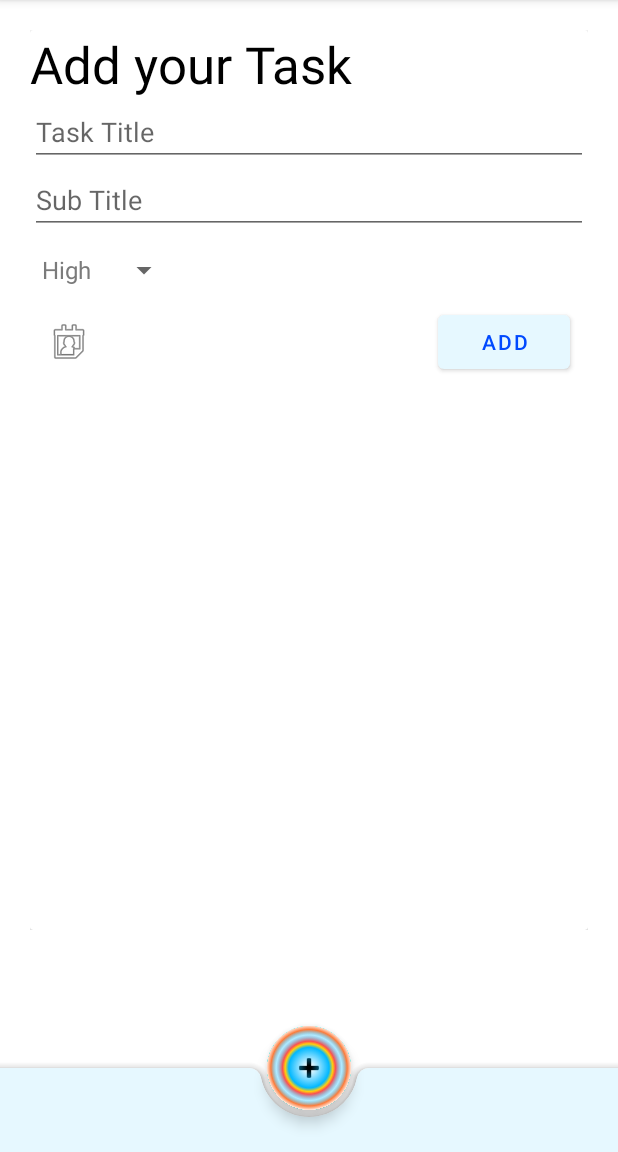
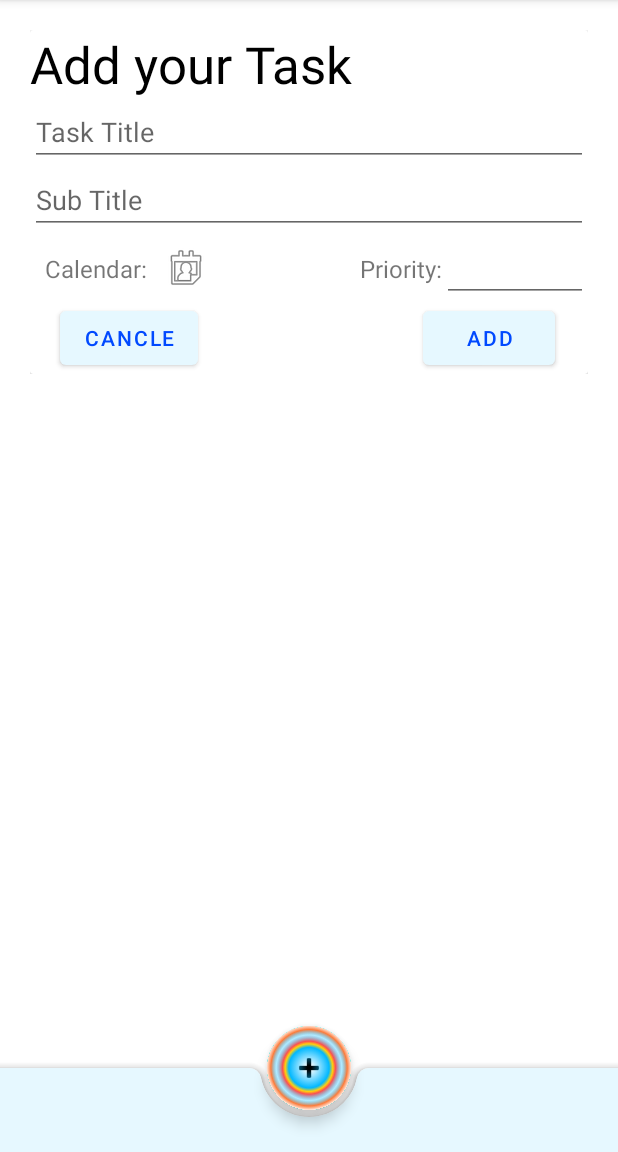
Before and after one commit to iBelal995/Belal-s-Project, an Android app: the TodlAddFragment screen opened through its navigation route, on a phone screen of 412 x 824 dp, the part 84-1236 px from its top. Run offline under Robolectric (Android 15) with nearby library versions, the phone set to English and light mode, and no system bars; our stand-ins replace Room's generated code, navigation-ui.

Commit message:
"update3 "

```diff
--- a/todlProjectV1/app/src/main/java/com/example/todlprojectv1/database/TodlModelSubList.kt
+++ /dev/null
@@ -1,4 +0,0 @@
-package com.example.todlprojectv1.database
-
-class TodlModelSubList {
-}
--- /dev/null
+++ b/todlProjectV1/app/src/main/java/com/example/todlprojectv1/noyet/TodlModelSubList.kt
@@ -0,0 +1,4 @@
+package com.example.todlprojectv1.noyet
+
+class TodlModelSubList {
+}
--- a/todlProjectV1/app/src/main/java/com/example/todlprojectv1/repository/TodlRepository.kt
+++ b/todlProjectV1/app/src/main/java/com/example/todlprojectv1/repository/TodlRepository.kt
@@ -1,4 +1,44 @@
 package com.example.todlprojectv1.repository
 
-class TodlRepository {
+import android.content.Context
+import androidx.room.Room
+import com.example.todlprojectv1.database.TodlDatabase
+import com.example.todlprojectv1.database.TodlModelList
+import java.lang.Exception
+
+private const val DATABASE_NAME = "todl_database"
+class TodlRepository(context:Context) {
+    private val database: TodlDatabase =
+        Room.databaseBuilder(
+            context,
+            TodlDatabase::class.java,
+            DATABASE_NAME
+        ).fallbackToDestructiveMigration().build()
+    private val todlDao = database.todlDao()
+
+    // In turn, you can use the methods from the DAO instance to interact with the database:
+    fun getList() = todlDao.getList()
+
+    suspend fun addList(todlModelList:TodlModelList) = todlDao.addList(todlModelList)
+    suspend fun updateList(todlModelList: TodlModelList) = todlDao.updateList(todlModelList)
+    suspend fun deleteList(todlModelList: TodlModelList) = todlDao.deleteList(todlModelList)
+
+
+    /***
+     * this companion object for restricts the instantiation of a class to one "single" instance.
+     * This is useful when exactly one object is needed to coordinate actions across the system.
+     * */
+
+    companion object {
+        private var instance: TodlRepository? = null
+
+        fun init(context: Context) {
+            if (instance == null)
+                instance = TodlRepository(context)
+        }
+
+        fun get(): TodlRepository {
+            return instance ?: throw Exception("Todl Repository must be initialized")
+        }
+    }
 }
--- a/todlProjectV1/app/src/main/java/com/example/todlprojectv1/view/MainActivity.kt
+++ b/todlProjectV1/app/src/main/java/com/example/todlprojectv1/view/MainActivity.kt
@@ -3,23 +3,41 @@ package com.example.todlprojectv1.view
 import android.media.MediaPlayer
 import android.os.Bundle
 import android.view.View
+import android.widget.Button
 import android.widget.Toast
 import androidx.appcompat.app.AppCompatActivity
-import androidx.navigation.findNavController
+import androidx.fragment.app.Fragment
+import androidx.fragment.app.FragmentTransaction
+import androidx.navigation.NavController
+import androidx.navigation.fragment.NavHostFragment
+import androidx.navigation.ui.setupActionBarWithNavController
 import com.example.todlprojectv1.R
+import com.example.todlprojectv1.repository.TodlRepository
+import com.google.android.material.floatingactionbutton.FloatingActionButton
 
 class MainActivity : AppCompatActivity() {
+    private lateinit var navController: NavController
+
     override fun onCreate(savedInstanceState: Bundle?) {
         super.onCreate(savedInstanceState)
         setContentView(R.layout.activity_main)
-
-
-        val clickSound =
-            MediaPlayer.create(this, R.raw.clicksound)//This to create a media player sound
-        val fab: View = findViewById(R.id.floating)
+        val clickSound = MediaPlayer.create(this, R.raw.clicksound)//This to create a media player sound
+        val fab: FloatingActionButton = findViewById(R.id.floating)
         fab.setOnClickListener {
             clickSound.start()// To start the sound on clicking
-        }
+            val addFragment = TodlAddFragment()
+            var fragment: Fragment? = supportFragmentManager.findFragmentByTag(
+                TodlAddFragment::class.java.simpleName)
+            if (fragment !is TodlAddFragment){
+                supportFragmentManager.beginTransaction()
+                    .add(R.id.fragmentContainerView,addFragment,TodlAddFragment::class.java.simpleName).commit()
+            }
+
         }
 
+            TodlRepository.init(this)
     }
+    override fun onSupportNavigateUp(): Boolean {
+        return navController.navigateUp() || super.onSupportNavigateUp()
+    }
+}
--- a/todlProjectV1/app/src/main/java/com/example/todlprojectv1/view/TodlAddFragment.kt
+++ b/todlProjectV1/app/src/main/java/com/example/todlprojectv1/view/TodlAddFragment.kt
@@ -1,16 +1,20 @@
 package com.example.todlprojectv1.view
 
 import android.os.Bundle
-import androidx.fragment.app.Fragment
 import android.view.LayoutInflater
 import android.view.View
 import android.view.ViewGroup
+import android.widget.Button
+import android.widget.EditText
+import androidx.cardview.widget.CardView
+import androidx.core.content.ContextCompat
+import androidx.fragment.app.activityViewModels
 import com.example.todlprojectv1.R
 import com.google.android.material.bottomsheet.BottomSheetDialogFragment
 
 
 class TodlAddFragment : BottomSheetDialogFragment() {
-
+    private val todlViewModel: TodlViewModel by activityViewModels()
     override fun onCreateView(
         inflater: LayoutInflater, container: ViewGroup?,
         savedInstanceState: Bundle?
@@ -19,5 +23,24 @@ class TodlAddFragment : BottomSheetDialogFragment() {
         return inflater.inflate(R.layout.fragment_todl_add, container, false)
     }
 
+    override fun onViewCreated(view: View, savedInstanceState: Bundle?) {
+        super.onViewCreated(view, savedInstanceState)
+        val taskTitle: EditText = view.findViewById(R.id.Tasktitle_edittext_add)
+        val subTaskTitle: EditText = view.findViewById(R.id.Subtitle_edittext_add)
+        val priority: EditText = view.findViewById(R.id.prio_edittext)
+        val addButton: Button = view.findViewById(R.id.Add_button_addlist)
+        val cancleButton: Button = view.findViewById(R.id.Cancle_button_addlist)
+        addButton.setOnClickListener {
+            val task = taskTitle.text
+            val subtask = subTaskTitle.text
+            val prio = priority.text
+            if (task.isNotEmpty() && prio.isNotEmpty()) {
+                todlViewModel.addList(task.toString(), subtask.toString(), prio.toString())
+            }
+            cancleButton.setOnClickListener {
+            }
 
+        }
+
+    }
 }
--- a/todlProjectV1/app/src/main/java/com/example/todlprojectv1/view/TodlListFragment.kt
+++ b/todlProjectV1/app/src/main/java/com/example/todlprojectv1/view/TodlListFragment.kt
@@ -1,16 +1,19 @@
 package com.example.todlprojectv1.view
 
-import android.media.MediaPlayer
 import android.os.Bundle
-import androidx.fragment.app.Fragment
 import android.view.LayoutInflater
 import android.view.View
 import android.view.ViewGroup
-import android.widget.Toast
+import androidx.fragment.app.Fragment
+import androidx.fragment.app.activityViewModels
+import androidx.lifecycle.Observer
+import androidx.recyclerview.widget.RecyclerView
 import com.example.todlprojectv1.R
+import com.example.todlprojectv1.database.TodlModelList
 
 class TodlListFragment : Fragment() {
-
+    private val todelList = mutableListOf<TodlModelList>()
+    private val todlViewModel: TodlViewModel by activityViewModels()
 
     override fun onCreateView(
         inflater: LayoutInflater, container: ViewGroup?,
@@ -23,6 +26,18 @@ class TodlListFragment : Fragment() {
     override fun onViewCreated(view: View, savedInstanceState: Bundle?) {
         super.onViewCreated(view, savedInstanceState)
 
+        val todelRecycleView: RecyclerView = view.findViewById(R.id.recycle_View)
+        val todlAdapter = TodlAdapter(todelList,todlViewModel)
+
+        todelRecycleView.adapter = todlAdapter
+
+        todlViewModel.todlList.observe(viewLifecycleOwner, Observer {
+            it?.let { list ->
+                todelList.clear()
+                todelList.addAll(list)
+                todlAdapter.notifyDataSetChanged()
+            }
+        })
     }
 
 }
--- a/todlProjectV1/app/src/main/java/com/example/todlprojectv1/view/TodlViewModel.kt
+++ b/todlProjectV1/app/src/main/java/com/example/todlprojectv1/view/TodlViewModel.kt
@@ -1,4 +1,39 @@
 package com.example.todlprojectv1.view
 
-class TodlViewModel {
+import androidx.lifecycle.MutableLiveData
+import androidx.lifecycle.ViewModel
+import com.example.todlprojectv1.database.TodlModelList
+import com.example.todlprojectv1.repository.TodlRepository
+import androidx.lifecycle.viewModelScope
+import kotlinx.coroutines.launch
+
+class TodlViewModel:ViewModel() {
+    // Getting instance from inventory repository with companion object function
+    private val todlRepository = TodlRepository.get()
+
+    var todlList = todlRepository.getList()
+
+
+    var list: TodlModelList? = null
+    var selectedListMutableLiveData = MutableLiveData<TodlModelList>()
+
+
+    fun addList(taskTitle: String, subTaskTitle: String, prio: String){
+            viewModelScope.launch {
+                todlRepository.addList(TodlModelList(taskTitle,subTaskTitle,prio))
+
 }
+        fun updateList(todlModelList: TodlModelList) {
+            viewModelScope.launch {
+                todlRepository.updateList(todlModelList)
+            }
+        }
+
+        fun deleteList(todlModelList: TodlModelList){
+            viewModelScope.launch {
+                todlRepository.deleteList(todlModelList)
+            }
+        }
+    }
+
+    }
--- a/todlProjectV1/app/src/main/res/layout/activity_splash_screen.xml
+++ b/todlProjectV1/app/src/main/res/layout/activity_splash_screen.xml
@@ -8,7 +8,7 @@
     tools:context=".Splash.SplashScreenActivity">
 
     <ImageView
-        android:id="@+id/imageView8"
+        android:id="@+id/logo_splash"
         android:layout_width="wrap_content"
         android:layout_height="wrap_content"
         app:layout_constraintBottom_toBottomOf="parent"
@@ -19,14 +19,14 @@
         app:srcCompat="@drawable/logoicon2" />
 
     <ImageView
-        android:id="@+id/imageView9"
+        android:id="@+id/logo_splash_name"
         android:layout_width="wrap_content"
         android:layout_height="wrap_content"
         app:layout_constraintBottom_toBottomOf="parent"
         app:layout_constraintEnd_toEndOf="parent"
         app:layout_constraintHorizontal_bias="0.504"
         app:layout_constraintStart_toStartOf="parent"
-        app:layout_constraintTop_toBottomOf="@+id/imageView8"
+        app:layout_constraintTop_toBottomOf="@+id/logo_splash"
         app:layout_constraintVertical_bias="0.0"
         app:srcCompat="@drawable/logo3" />
 </androidx.constraintlayout.widget.ConstraintLayout>
--- a/todlProjectV1/app/src/main/res/layout/fragment_todl_add.xml
+++ b/todlProjectV1/app/src/main/res/layout/fragment_todl_add.xml
@@ -10,13 +10,13 @@
 
     <androidx.cardview.widget.CardView
         android:layout_width="0dp"
-        android:layout_height="600dp"
+        android:layout_height="wrap_content"
         app:layout_constraintBottom_toBottomOf="parent"
         app:layout_constraintEnd_toEndOf="parent"
         app:layout_constraintHorizontal_bias="0.0"
         app:layout_constraintStart_toStartOf="parent"
         app:layout_constraintTop_toTopOf="parent"
-        app:layout_constraintVertical_bias="0.0">
+        app:layout_constraintVertical_bias="0.16000003">
 
         <LinearLayout
             android:layout_width="match_parent"
@@ -32,7 +32,7 @@
                 android:textSize="34sp" />
 
             <EditText
-                android:id="@+id/editTextTextPersonName"
+                android:id="@+id/Tasktitle_edittext_add"
                 android:layout_width="match_parent"
                 android:layout_height="wrap_content"
                 android:ems="10"
@@ -41,41 +41,73 @@
                 tools:ignore="TouchTargetSizeCheck" />
 
             <EditText
-                android:id="@+id/editTextTextPersonName2"
+                android:id="@+id/Subtitle_edittext_add"
                 android:layout_width="match_parent"
                 android:layout_height="wrap_content"
                 android:ems="10"
                 android:hint="Sub Title"
-                android:inputType="textPersonName" />
-
-            <Spinner
-                android:id="@+id/spinner"
-                android:layout_width="100dp"
-                android:layout_height="wrap_content"
-                android:dropDownWidth="wrap_content"
-                android:entries="@array/Priority"
-                android:minHeight="48dp"
-                android:spinnerMode="dropdown" />
+                android:inputType="textPersonName"
+                tools:ignore="TouchTargetSizeCheck" />
 
             <LinearLayout
                 android:layout_width="match_parent"
                 android:layout_height="match_parent"
                 android:orientation="horizontal">
 
+                <TextView
+                    android:id="@+id/textView3"
+                    android:layout_width="wrap_content"
+                    android:layout_height="wrap_content"
+                    android:layout_marginLeft="10dp"
+                    android:text="Calendar:"
+                    android:textSize="16sp" />
+
                 <ImageButton
-                    android:id="@+id/imageButton"
+                    android:id="@+id/Calendar_button_add"
                     android:layout_width="wrap_content"
                     android:layout_height="wrap_content"
                     android:layout_gravity="center"
                     android:layout_marginLeft="10dp"
                     android:background="@android:color/transparent"
-                    android:src="@android:drawable/ic_menu_my_calendar" />
+                    android:src="@android:drawable/ic_menu_my_calendar"
+                    tools:ignore="TouchTargetSizeCheck" />
+
+                <TextView
+                    android:id="@+id/textView4"
+                    android:layout_width="wrap_content"
+                    android:layout_height="wrap_content"
+                    android:layout_marginLeft="100dp"
+                    android:text="Priority:"
+                    android:textSize="16sp" />
+
+                <EditText
+                    android:id="@+id/prio_edittext"
+                    android:layout_width="wrap_content"
+                    android:layout_height="wrap_content"
+                    android:layout_weight="1"
+                    android:ems="10"
+                    android:inputType="textPersonName" />
+
+            </LinearLayout>
+
+            <LinearLayout
+                android:layout_width="match_parent"
+                android:layout_height="match_parent"
+                android:orientation="horizontal">
 
                 <Button
-                    android:id="@+id/button"
+                    android:id="@+id/Cancle_button_addlist"
                     android:layout_width="wrap_content"
                     android:layout_height="wrap_content"
-                    android:layout_marginLeft="230dp"
+                    android:layout_marginLeft="20dp"
+                    android:gravity="center"
+                    android:text="Cancle" />
+
+                <Button
+                    android:id="@+id/Add_button_addlist"
+                    android:layout_width="wrap_content"
+                    android:layout_height="wrap_content"
+                    android:layout_marginLeft="150dp"
                     android:gravity="center"
                     android:text="Add" />
             </LinearLayout>
--- a/todlProjectV1/app/src/main/res/navigation/main_graph.xml
+++ b/todlProjectV1/app/src/main/res/navigation/main_graph.xml
@@ -33,7 +33,7 @@
             android:id="@+id/action_todlListFragment2_to_todlAddFragment"
             app:destination="@id/todlAddFragment" />
         <action
-            android:id="@+id/action_todlListFragment2_to_subListFragment"
-            app:destination="@id/subListFragment" />
+            android:id="@+id/action_todlListFragment2_to_detailsFragment"
+            app:destination="@id/detailsFragment" />
     </fragment>
 </navigation>
--- a/todlProjectV1/app/src/main/res/values/strings.xml
+++ b/todlProjectV1/app/src/main/res/values/strings.xml
@@ -2,9 +2,5 @@
     <string name="app_name">TODL</string>
     <!-- TODO: Remove or change this placeholder text -->
     <string name="hello_blank_fragment">Hello blank fragment</string>
-    <array name="Priority">
-        <item>High</item>
-        <item>Medium</item>
-        <item>Low</item>
-    </array>
+
 </resources>
```
Also changed, not shown: todlProjectV1/app/build.gradle (+7 -1 lines), todlProjectV1/app/src/main/java/com/example/todlprojectv1/database/TodlDao.kt (+18 -0 lines), todlProjectV1/app/src/main/java/com/example/todlprojectv1/database/TodlDatabase.kt (+6 -1 lines), todlProjectV1/app/src/main/java/com/example/todlprojectv1/database/TodlModelList.kt (+15 -2 lines), todlProjectV1/app/src/main/java/com/example/todlprojectv1/noyet/DetailsFragment.kt (renamed from todlProjectV1/app/src/main/java/com/example/todlprojectv1/view/SubListFragment.kt, +6 -6 lines), todlProjectV1/app/src/main/java/com/example/todlprojectv1/noyet/SubListFragment.kt (renamed from todlProjectV1/app/src/main/java/com/example/todlprojectv1/view/DetailsFragment.kt, +6 -6 lines), todlProjectV1/app/src/main/java/com/example/todlprojectv1/view/TodlAdapter.kt (added, +44 -0 lines), todlProjectV1/app/src/main/res/layout/fragment_todl_list.xml (+5 -4 lines), todlProjectV1/app/src/main/res/layout/item_layout2.xml (+32 -25 lines).
